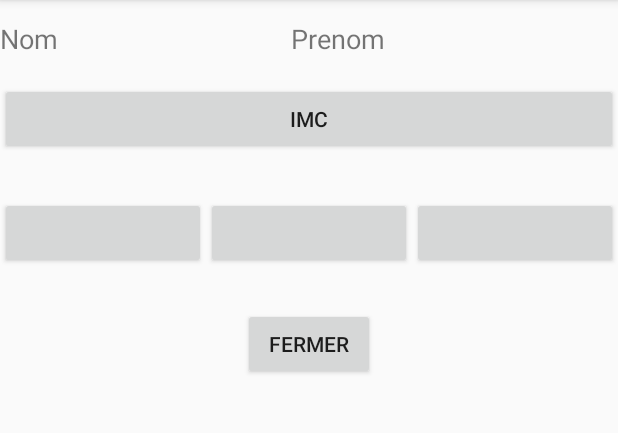
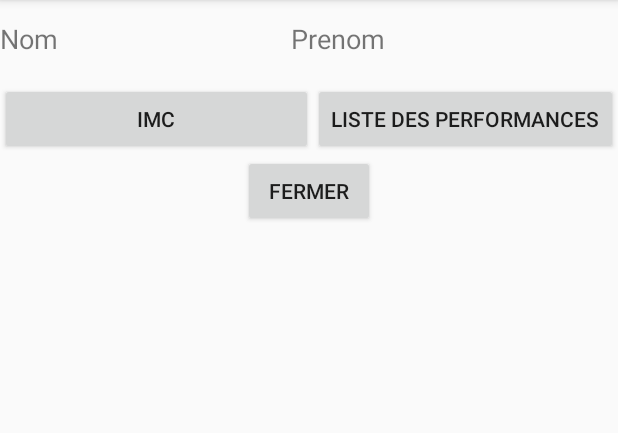
Before and after one commit to carolineschwartz/Projet_Fin_Formation_SA, an Android app: the ProfilUtilisateur screen opened directly, with no data from a screen before it, on a phone screen of 412 x 824 dp, the part 84-517 px from its top. Run offline under Robolectric (Android 15) with nearby library versions, the phone set to English and light mode, and no system bars; network calls fail.

```diff
--- a/app/src/main/AndroidManifest.xml
+++ b/app/src/main/AndroidManifest.xml
@@ -21,7 +21,8 @@
         <activity android:name=".FormulaireDonnees" />
         <activity android:name=".ProfilUtilisateur" />
         <activity android:name=".ImcFormulaire" />
-        <activity android:name=".PerformanceActivity"></activity>
+        <activity android:name=".PerformanceActivity" />
+        <activity android:name=".ListePerformance"></activity>
     </application>
 
 </manifest>
--- a/app/src/main/java/com/example/androidclient/FormulaireDonnees.java
+++ b/app/src/main/java/com/example/androidclient/FormulaireDonnees.java
@@ -30,7 +30,6 @@ public class FormulaireDonnees extends AppCompatActivity {
 
     private Utilisateur utilisateur;
     private Gson gs = new Gson();
-    private String base_url = "http://192.168.137.1:8080";
 
 
     @Override
@@ -78,7 +77,8 @@ public class FormulaireDonnees extends AppCompatActivity {
         public void onClick(View v) {
 
             Toast.makeText(FormulaireDonnees.this, "Inscription en cours", Toast.LENGTH_SHORT).show();
-            String requestUrl = base_url + "/Projet_Fin_Formation/api/utilisateurCreate"; // params[0]
+            String requestUrl = GlobalVariables.getBaseUrl() + GlobalVariables.getApp_name()
+                                    + "webServiceUtilisateur"; // params[0]
             String method = "POST"; // params[1]
 
             if (editTxtMail.getText().toString().isEmpty()) {
--- /dev/null
+++ b/app/src/main/java/com/example/androidclient/GlobalVariables.java
@@ -0,0 +1,18 @@
+package com.example.androidclient;
+
+/**
+ * Created by z on 20/12/2017.
+ */
+
+public final class GlobalVariables {
+    private static String base_url = "http://192.168.137.1:8080";
+    private static String app_name = "/Projet_Fin_Formation/api/";
+
+    public static final String getBaseUrl(){
+        return base_url;
+    }
+
+    public static final String getApp_name(){
+        return app_name;
+    }
+}
--- a/app/src/main/java/com/example/androidclient/MainActivity.java
+++ b/app/src/main/java/com/example/androidclient/MainActivity.java
@@ -24,7 +24,6 @@ public class MainActivity extends AppCompatActivity {
 
     private Utilisateur utilisateur;
     private Gson gs = new Gson();
-    private String base_url = "http://192.168.137.1:8080";
 
     @Override
     protected void onCreate(Bundle savedInstanceState) {
@@ -51,7 +50,8 @@ public class MainActivity extends AppCompatActivity {
         @Override
         public void onClick(View v) {
 
-            String requestUrl = base_url + "/Projet_Fin_Formation/api/utilisateurPassWord"; // params[0]
+            String requestUrl = GlobalVariables.getBaseUrl() + GlobalVariables.getApp_name()
+                                + "webServiceUtilisateur/findByEmail"; // params[0]
             String method = "POST"; // params[1]
 
             Toast.makeText(MainActivity.this, "Connexion en cours", Toast.LENGTH_SHORT).show();
--- a/app/src/main/java/com/example/androidclient/ProfilUtilisateur.java
+++ b/app/src/main/java/com/example/androidclient/ProfilUtilisateur.java
@@ -32,14 +32,13 @@ import java.util.List;
 public class ProfilUtilisateur extends AppCompatActivity {
 
     private TextView txtViewNom, txtViewPrenom;
-    private Button btnIMC, btnClose;
+    private Button btnIMC, btnListePerf, btnClose;
     private Button BtnSport1, BtnSport2, BtnSport3;
     private ListView itemsListView;
 
 
     private Utilisateur utilisateur;
     private Gson gs = new Gson();
-    private String base_url = "http://192.168.137.1:8080";
 
     private ArrayList<Sport> sportList;
     private Sport sport;
@@ -60,6 +59,10 @@ public class ProfilUtilisateur extends AppCompatActivity {
 
         btnIMC = (Button) findViewById(R.id.btnIMC);
         btnIMC.setOnClickListener(bClickListenerIMC);
+
+        btnListePerf = (Button) findViewById(R.id.btnListePerf);
+        btnListePerf.setOnClickListener(bClickListenerbtnListePerf);
+
         btnClose = (Button) findViewById(R.id.btnClose);
         btnClose.setOnClickListener(bClickListenerQuitter);
 
@@ -71,18 +74,10 @@ public class ProfilUtilisateur extends AppCompatActivity {
             txtViewPrenom.setText(utilisateur.getPrenom());
         }
 
-        /*BtnSport1 = (Button) findViewById(R.id.BtnSport1);
-        BtnSport1.setOnClickListener(bClickListenerSport);
-
-        BtnSport2 = (Button) findViewById(R.id.BtnSport2);
-        BtnSport2.setOnClickListener(bClickListenerSport);
-
-        BtnSport3 = (Button) findViewById(R.id.BtnSport3);
-        BtnSport3.setOnClickListener(bClickListenerSport);*/
-
 
         // Recuperation de la liste des sport dans la  base de données
-        String requestUrl = base_url + "/Projet_Fin_Formation/api/webServiceSport"; // params[0]
+        String requestUrl = GlobalVariables.getBaseUrl() + GlobalVariables.getApp_name()
+                            +"webServiceSport"; // params[0]
         String method = "GET"; // params[1]
 
         //  Toast.makeText(ProfilUtilisateur.this, "Sauvegarde en cours", Toast.LENGTH_SHORT).show();
@@ -118,57 +113,43 @@ public class ProfilUtilisateur extends AppCompatActivity {
                 Log.d("CODE", "" + mListe);
                 Log.d("CODE", "" + res);
 
-              /*  BtnSport1.setText(mListe.get(0).getNom());
-                BtnSport2.setText(mListe.get(1).getNom());
-                BtnSport3.setText(mListe.get(2).getNom());*/
-
             }
 
         }
     };
 
+    // IMC
+    private View.OnClickListener bClickListenerIMC = new View.OnClickListener() {
+        @Override
+        public void onClick(View v) {
+            Intent i = new Intent(v.getContext(), ImcFormulaire.class);
+            Log.d("CODE", "" + utilisateur);
+            i.putExtra("userGsonString", gs.toJson(utilisateur));
+            startActivity(i);
+        }
+    };
+
+
+    // Affiche la liste des performances
+    private View.OnClickListener bClickListenerbtnListePerf = new View.OnClickListener() {
+        @Override
+        public void onClick(View v) {
+            Intent i = new Intent(getApplicationContext(), ListePerformance.class);
+            Log.d("CODE", "" + utilisateur.getId().toString());
+            i.putExtra("idGson", utilisateur.getId().toString());
+            startActivity(i);
+
+        }
+    };
+
+
     // Fermeture du formulaire
     private View.OnClickListener bClickListenerQuitter = new View.OnClickListener() {
         @Override
         public void onClick(View v) {
-                    Intent i = new Intent(getApplicationContext(), MainActivity.class);
-                    startActivity(i);
+            Intent i = new Intent(getApplicationContext(), MainActivity.class);
+            startActivity(i);
 
         }
     };
-
-    // Sport = course à pied, ouverture de l'activité
-/*    private View.OnClickListener bClickListenerSport = new View.OnClickListener() {
-        @Override
-        public void onClick(View v) {
-            Intent i = new Intent(v.getContext(), PerformanceActivity.class);
-            i.putExtra("userGsonSting", gs.toJson(utilisateur));
-            switch (v.getId()) {
-                case R.id.BtnSport1:
-                   i.putExtra("sportGson", gs.toJson(mListe.get(0)));
-                    break;
-                case R.id.BtnSport2:
-                    i.putExtra("sportGson", gs.toJson(mListe.get(1)));
-                    break;
-                case R.id.BtnSport3:
-                    i.putExtra("sportGson", gs.toJson(mListe.get(2)));
-                    break;
-            }
-
-            startActivity(i);
-        }
-                };*/
-
-
-
-            // IMC
-            private View.OnClickListener bClickListenerIMC = new View.OnClickListener() {
-                @Override
-                public void onClick(View v) {
-                    Intent i = new Intent(v.getContext(), ImcFormulaire.class);
-                    i.putExtra("userGsonSting", gs.toJson(utilisateur));
-                    startActivity(i);
-                }
-            };
-
-        }
+}
--- a/app/src/main/java/com/example/androidclient/VideoActivity.java
+++ b/app/src/main/java/com/example/androidclient/VideoActivity.java
@@ -16,6 +16,8 @@ public class VideoActivity extends Activity {
         super.onCreate(savedInstanceState);
 
 
+
+
     }
 
 
--- a/app/src/main/java/com/example/androidclient/http/HttpAsynTask.java
+++ b/app/src/main/java/com/example/androidclient/http/HttpAsynTask.java
@@ -105,7 +105,7 @@ public class HttpAsynTask extends AsyncTask<String, Void, String> {
             e.printStackTrace();
         }
 
-        Log.d("CODE", "" +  result.toString());
+      //  Log.d("CODE", "" +  result.toString());
 
         if(result == null) {
             return "";
--- a/app/src/main/res/layout/activity_profil_utilisateur.xml
+++ b/app/src/main/res/layout/activity_profil_utilisateur.xml
@@ -52,46 +52,21 @@
             android:layout_weight="1"
             android:text="IMC"
             tools:text="IMC" />
+        <Button
+            android:id="@+id/btnListePerf"
+            android:layout_width="wrap_content"
+            android:layout_height="wrap_content"
+            android:text="Liste des performances" />
 
     </LinearLayout>
 
-    <LinearLayout
-        android:id="@+id/layout3"
-        android:layout_width="match_parent"
-        android:layout_height="wrap_content"
-        android:layout_weight="1"
-        android:orientation="horizontal"
-        android:layout_below="@+id/layout2"
-        android:layout_alignParentStart="true"
-        android:layout_marginTop="28dp">
-
-        <Button
-            android:id="@+id/BtnSport1"
-            android:layout_width="wrap_content"
-            android:layout_height="wrap_content"
-            android:layout_weight="1" />
-
-        <Button
-            android:id="@+id/BtnSport2"
-            android:layout_width="wrap_content"
-            android:layout_height="wrap_content"
-            android:layout_weight="1" />
-
-        <Button
-            android:id="@+id/BtnSport3"
-            android:layout_width="wrap_content"
-            android:layout_height="wrap_content"
-            android:layout_weight="1" />
-
-    </LinearLayout>
 
     <Button
         android:id="@+id/btnClose"
         android:layout_width="wrap_content"
         android:layout_height="wrap_content"
-        android:layout_below="@+id/layout3"
+        android:layout_below="@+id/layout2"
         android:layout_centerHorizontal="true"
-        android:layout_marginTop="26dp"
         android:text="Fermer"
         tools:text="Fermer" />
 
```
Also changed, not shown: app/src/main/java/com/example/androidclient/ImcFormulaire.java (+7 -6 lines), app/src/main/java/com/example/androidclient/ListePerformance.java (added, +114 -0 lines), app/src/main/java/com/example/androidclient/PerformanceActivity.java (+5 -3 lines), app/src/main/java/com/example/androidclient/modele/ActiviteAdapter.java (added, +111 -0 lines), app/src/main/java/com/example/androidclient/modele/Utilisateur.java (+0 -15 lines), app/src/main/res/layout/activity_liste_performance.xml (added, +23 -0 lines), app/src/main/res/layout/activity_performance.xml (+27 -25 lines), app/src/main/res/layout/row_activite.xml (added, +131 -0 lines).
